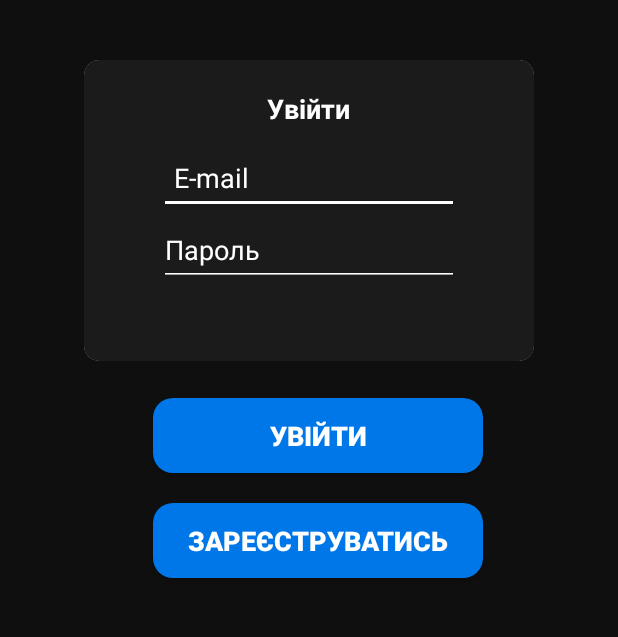
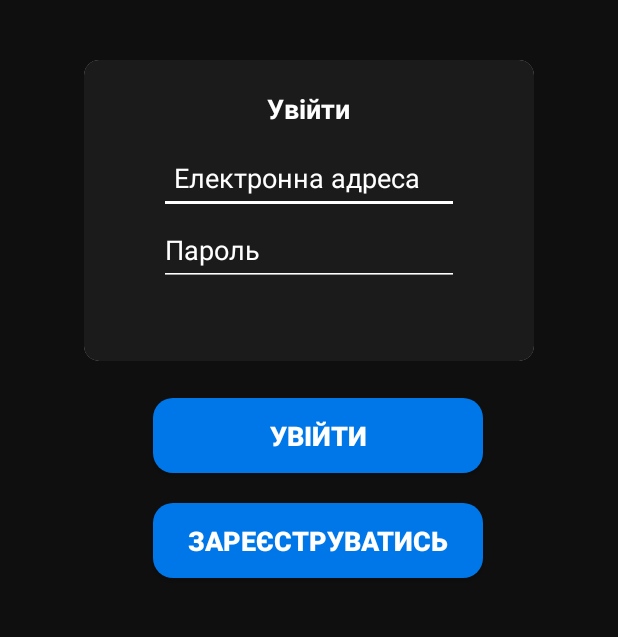
Before and after one commit to vov4ik-v/CounterDisplayApp, an Android app: the LoginActivity screen opened directly, with no data from a screen before it, on a phone screen of 412 x 824 dp, the part 344-981 px from its top. Run offline under Robolectric (Android 15) with nearby library versions, the phone set to English and light mode, and no system bars; our stand-ins replace sdp/ssp sizes.

```diff
--- a/app/src/main/res/layout/activity_login.xml
+++ b/app/src/main/res/layout/activity_login.xml
@@ -5,7 +5,7 @@
     android:layout_width="match_parent"
     android:layout_height="match_parent"
     android:background="#0F0F0F"
-    tools:context=".LoginActivity">
+    tools:context=".activity.LoginActivity">
 
     <ImageView
         android:id="@+id/imageView3"
@@ -58,7 +58,7 @@
                 android:layout_width="200dp"
                 android:layout_height="wrap_content"
                 android:layout_gravity="center_horizontal"
-                android:hint="E-mail"
+                android:hint="Електронна адреса"
                 android:inputType="textEmailAddress"
                 android:maxHeight="45dp"
                 android:minHeight="48dp"
```
